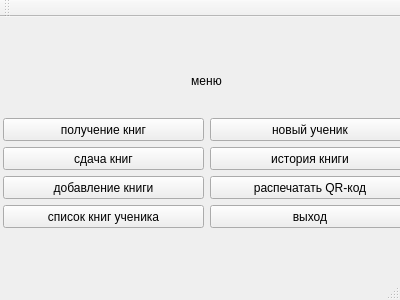
Before: the Qt Designer form mainwindow.ui in Plusers/ASL, drawn with Qt 5.
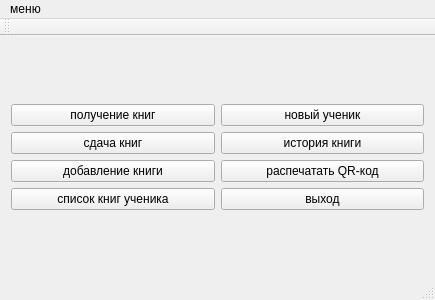
After: the same form once the commit is applied.

The edit to the form file:
```diff
--- a/mainwindow.ui
+++ b/mainwindow.ui
@@ -6,7 +6,7 @@
    <rect>
     <x>0</x>
     <y>0</y>
-    <width>400</width>
+    <width>435</width>
     <height>300</height>
    </rect>
   </property>
@@ -14,133 +14,92 @@
    <string>MainWindow</string>
   </property>
   <widget class="QWidget" name="centralWidget">
-   <widget class="QPushButton" name="pushButton_7">
-    <property name="geometry">
-     <rect>
-      <x>210</x>
-      <y>159</y>
-      <width>200</width>
-      <height>23</height>
-     </rect>
-    </property>
-    <property name="text">
-     <string>распечатать QR-код</string>
-    </property>
-   </widget>
-   <widget class="QLabel" name="label">
-    <property name="geometry">
-     <rect>
-      <x>3</x>
-      <y>34</y>
-      <width>407</width>
-      <height>61</height>
-     </rect>
-    </property>
-    <property name="text">
-     <string>&lt;html&gt;&lt;head/&gt;&lt;body&gt;&lt;p align=&quot;center&quot;&gt;меню&lt;/p&gt;&lt;/body&gt;&lt;/html&gt;</string>
-    </property>
-   </widget>
+   <layout class="QVBoxLayout" name="verticalLayout_3">
+    <item>
+     <layout class="QGridLayout" name="gridLayout">
+      <item row="0" column="0">
+       <layout class="QVBoxLayout" name="verticalLayout">
+        <item>
    <widget class="QPushButton" name="pushButton">
-    <property name="geometry">
-     <rect>
-      <x>3</x>
-      <y>101</y>
-      <width>201</width>
-      <height>23</height>
-     </rect>
-    </property>
     <property name="text">
      <string>получение книг</string>
     </property>
    </widget>
+        </item>
+        <item>
    <widget class="QPushButton" name="pushButton_2">
-    <property name="geometry">
-     <rect>
-      <x>3</x>
-      <y>130</y>
-      <width>201</width>
-      <height>23</height>
-     </rect>
-    </property>
     <property name="text">
      <string>сдача книг</string>
     </property>
    </widget>
-   <widget class="QPushButton" name="pushButton_8">
-    <property name="geometry">
-     <rect>
-      <x>210</x>
-      <y>188</y>
-      <width>200</width>
-      <height>23</height>
-     </rect>
-    </property>
-    <property name="text">
-     <string>выход</string>
-    </property>
-   </widget>
+        </item>
+        <item>
    <widget class="QPushButton" name="pushButton_3">
-    <property name="geometry">
-     <rect>
-      <x>3</x>
-      <y>159</y>
-      <width>201</width>
-      <height>23</height>
-     </rect>
-    </property>
     <property name="text">
      <string>добавление книги</string>
     </property>
    </widget>
-   <widget class="QPushButton" name="pushButton_5">
-    <property name="geometry">
-     <rect>
-      <x>210</x>
-      <y>101</y>
-      <width>200</width>
-      <height>23</height>
-     </rect>
-    </property>
-    <property name="text">
-     <string>новый ученик</string>
-    </property>
-   </widget>
+        </item>
+        <item>
    <widget class="QPushButton" name="pushButton_4">
-    <property name="geometry">
-     <rect>
-      <x>3</x>
-      <y>188</y>
-      <width>201</width>
-      <height>23</height>
-     </rect>
-    </property>
     <property name="text">
      <string>список книг ученика</string>
     </property>
    </widget>
+        </item>
+       </layout>
+      </item>
+      <item row="0" column="1">
+       <layout class="QVBoxLayout" name="verticalLayout_2">
+        <item>
+         <widget class="QPushButton" name="pushButton_5">
+          <property name="text">
+           <string>новый ученик</string>
+          </property>
+         </widget>
+        </item>
+        <item>
    <widget class="QPushButton" name="pushButton_6">
-    <property name="geometry">
-     <rect>
-      <x>210</x>
-      <y>130</y>
-      <width>200</width>
-      <height>23</height>
-     </rect>
-    </property>
     <property name="text">
      <string>история книги</string>
     </property>
    </widget>
+        </item>
+        <item>
+         <widget class="QPushButton" name="pushButton_7">
+          <property name="text">
+           <string>распечатать QR-код</string>
+          </property>
+         </widget>
+        </item>
+        <item>
+         <widget class="QPushButton" name="pushButton_8">
+          <property name="text">
+           <string>выход</string>
+          </property>
+         </widget>
+        </item>
+       </layout>
+      </item>
+     </layout>
+    </item>
+   </layout>
   </widget>
   <widget class="QMenuBar" name="menuBar">
    <property name="geometry">
     <rect>
      <x>0</x>
      <y>0</y>
-     <width>400</width>
+     <width>435</width>
      <height>21</height>
     </rect>
    </property>
+   <widget class="QMenu" name="menu">
+    <property name="title">
+     <string>меню</string>
+    </property>
+   </widget>
+   <addaction name="menu"/>
   </widget>
   <widget class="QToolBar" name="mainToolBar">
    <attribute name="toolBarArea">
```
Lines whose indentation alone changed are shown as unchanged.
